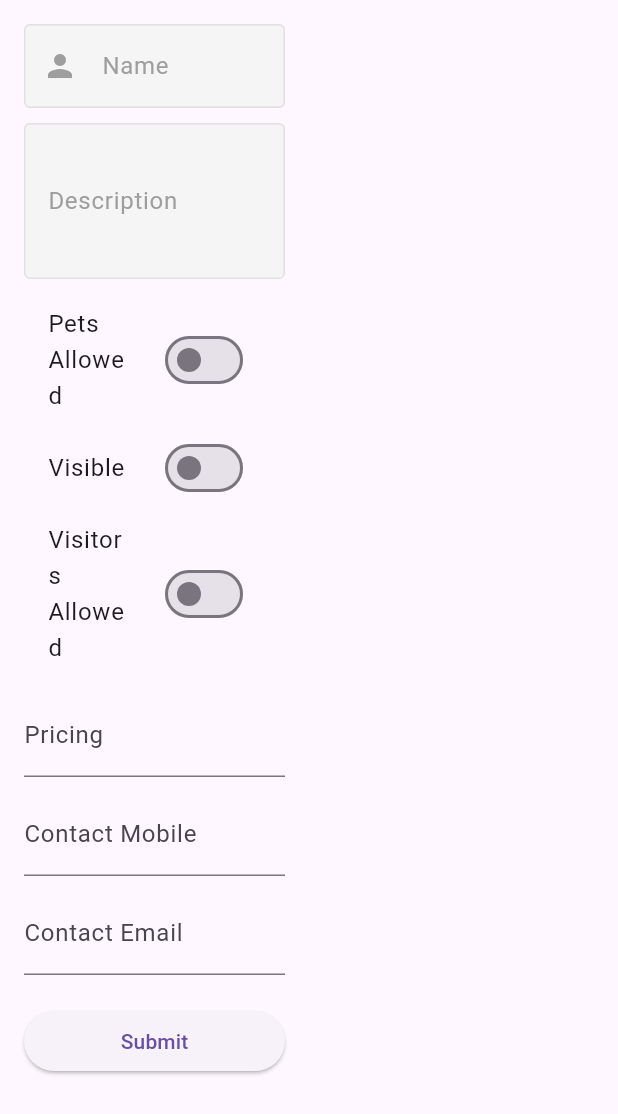
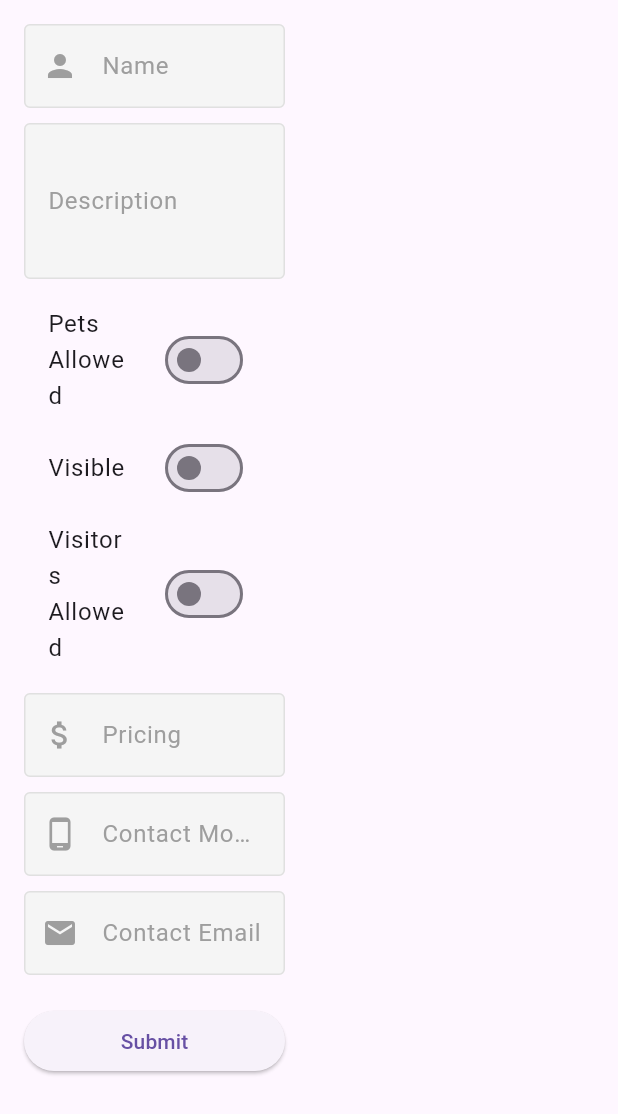
Before and after one commit to mary3l/Flutter-Web_Student_Housing, a Flutter app: the HousingForm widget shown alone on an empty page, opened directly, on a phone screen of 412 x 824 dp. Shown: the top 1114 px of the screen. Run offline on Flutter 3.47's test engine with Material 3 defaults, Android fonts, the phone set to English and light mode, and no system bars; our stand-ins replace carousel_slider, cloud_firestore, firebase_auth, firebase_core, google_sign_in, shared_preferences; accounts and stored records are empty.

Commit message:
Fixed Create Form UI

```diff
--- a/lib/widgets/Form.dart
+++ b/lib/widgets/Form.dart
@@ -128,7 +128,29 @@ class _HousingFormState extends State<HousingForm> {
               ),
               SizedBox(height: 10),
               TextFormField(
-                decoration: InputDecoration(labelText: 'Pricing'),
+                decoration: InputDecoration(
+                  labelText: 'Pricing',
+                  labelStyle: TextStyle(color: Colors.grey),
+                  hintText: 'Enter the price',
+                  hintStyle: TextStyle(color: Colors.grey.shade500),
+                  prefixIcon: Icon(Icons.attach_money, color: Colors.grey),
+                  errorBorder: OutlineInputBorder(
+                    borderSide: BorderSide(color: Colors.redAccent, width: 1.0),
+                  ),
+                  focusedBorder: OutlineInputBorder(
+                    borderSide:
+                        BorderSide(color: Colors.blueAccent, width: 2.0),
+                  ),
+                  enabledBorder: OutlineInputBorder(
+                    borderSide:
+                        BorderSide(color: Colors.grey.shade300, width: 1.0),
+                  ),
+                  border: OutlineInputBorder(
+                    borderRadius: BorderRadius.circular(8.0),
+                  ),
+                  fillColor: Colors.grey.shade100,
+                  filled: true,
+                ),
                 keyboardType: TextInputType.number,
                 validator: (value) {
                   if (value == null || value.isEmpty) {
@@ -145,7 +167,29 @@ class _HousingFormState extends State<HousingForm> {
               ),
               SizedBox(height: 10),
               TextFormField(
-                decoration: InputDecoration(labelText: 'Contact Mobile'),
+                decoration: InputDecoration(
+                  labelText: 'Contact Mobile',
+                  labelStyle: TextStyle(color: Colors.grey),
+                  hintText: 'Enter your mobile number',
+                  hintStyle: TextStyle(color: Colors.grey.shade500),
+                  prefixIcon: Icon(Icons.phone_android, color: Colors.grey),
+                  errorBorder: OutlineInputBorder(
+                    borderSide: BorderSide(color: Colors.redAccent, width: 1.0),
+                  ),
+                  focusedBorder: OutlineInputBorder(
+                    borderSide:
+                        BorderSide(color: Colors.blueAccent, width: 2.0),
+                  ),
+                  enabledBorder: OutlineInputBorder(
+                    borderSide:
+                        BorderSide(color: Colors.grey.shade300, width: 1.0),
+                  ),
+                  border: OutlineInputBorder(
+                    borderRadius: BorderRadius.circular(8.0),
+                  ),
+                  fillColor: Colors.grey.shade100,
+                  filled: true,
+                ),
                 keyboardType: TextInputType.phone,
                 validator: (value) {
                   if (value == null || value.isEmpty) {
@@ -162,7 +206,29 @@ class _HousingFormState extends State<HousingForm> {
               ),
               SizedBox(height: 10),
               TextFormField(
-                decoration: InputDecoration(labelText: 'Contact Email'),
+                decoration: InputDecoration(
+                  labelText: 'Contact Email',
+                  labelStyle: TextStyle(color: Colors.grey),
+                  hintText: 'Enter your email address',
+                  hintStyle: TextStyle(color: Colors.grey.shade500),
+                  prefixIcon: Icon(Icons.email, color: Colors.grey),
+                  errorBorder: OutlineInputBorder(
+                    borderSide: BorderSide(color: Colors.redAccent, width: 1.0),
+                  ),
+                  focusedBorder: OutlineInputBorder(
+                    borderSide:
+                        BorderSide(color: Colors.blueAccent, width: 2.0),
+                  ),
+                  enabledBorder: OutlineInputBorder(
+                    borderSide:
+                        BorderSide(color: Colors.grey.shade300, width: 1.0),
+                  ),
+                  border: OutlineInputBorder(
+                    borderRadius: BorderRadius.circular(8.0),
+                  ),
+                  fillColor: Colors.grey.shade100,
+                  filled: true,
+                ),
                 keyboardType: TextInputType.emailAddress,
                 validator: (value) {
                   if (value == null || value.isEmpty) {
```
